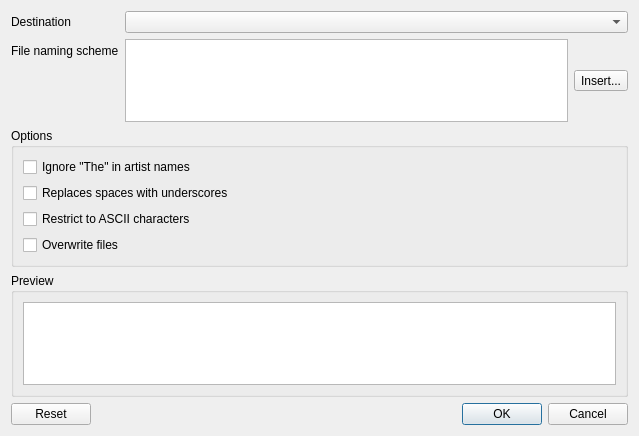
Before: the Qt Designer form src/ui/organisedialog.ui in clementine-player/Clementine, drawn with Qt 5.
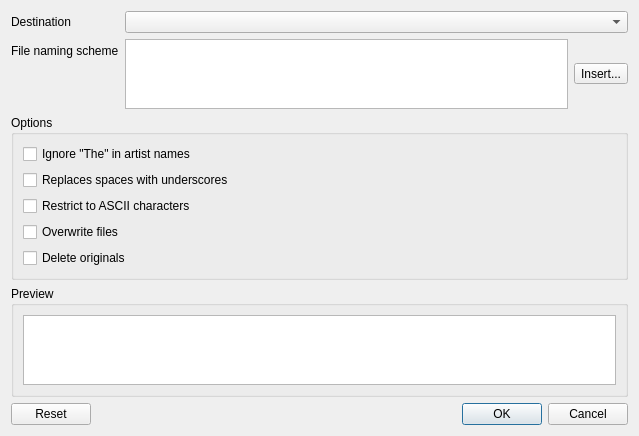
After: the same form once the commit is applied. Custom widgets are drawn as their Qt base class.

Commit message: Pass the copy/move state through to Organiser

```diff
--- a/src/ui/organisedialog.ui
+++ b/src/ui/organisedialog.ui
@@ -99,6 +99,13 @@
           </property>
          </widget>
         </item>
+        <item>
+         <widget class="QCheckBox" name="move">
+          <property name="text">
+           <string>Delete originals</string>
+          </property>
+         </widget>
+        </item>
        </layout>
       </widget>
      </item>
```
The commit also changes 30 other files.
